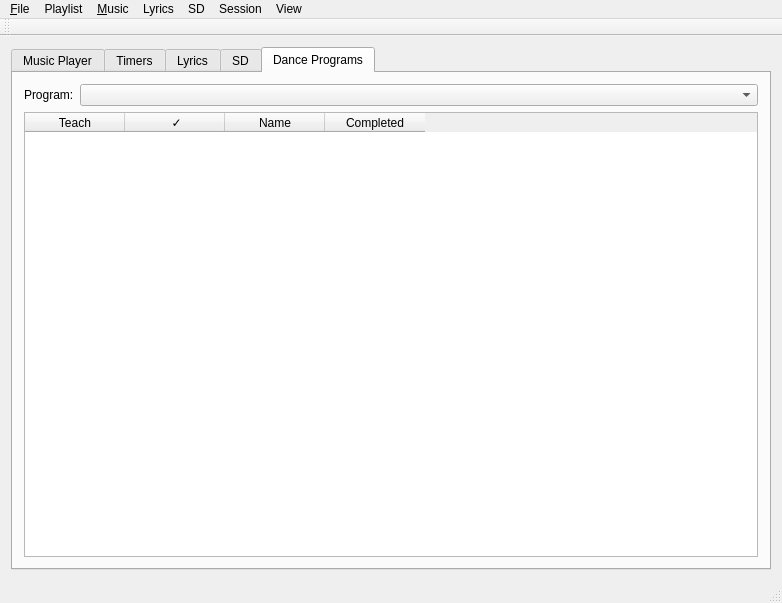
Above: SquareDesk-DEV/test123/mainwindow.ui from mpogue2/SquareDesk before the change. Below: the same form after it.
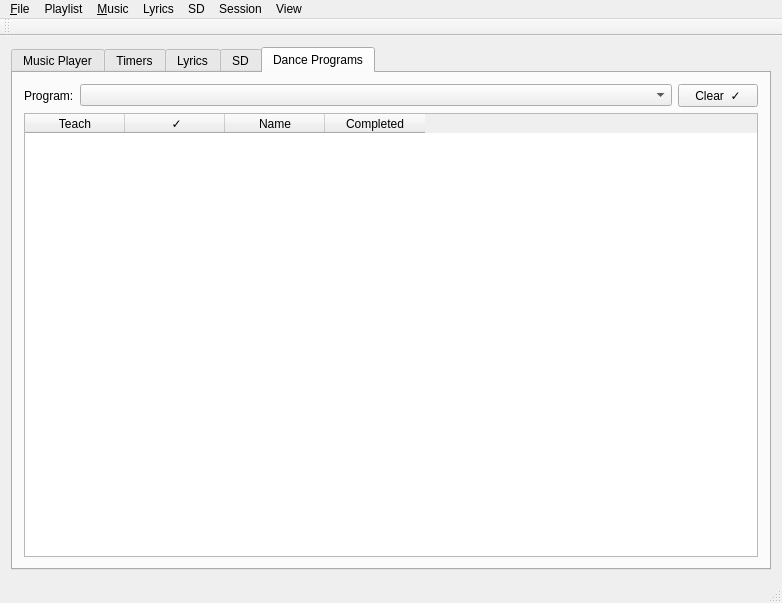
That is the form after the change. The open tabs and pages were chosen to show the change. Custom widgets are drawn as their Qt base class.

Commit message: Adding a "clear all checkmarks on the current dance program" option

```diff
--- a/SquareDesk-DEV/test123/mainwindow.ui
+++ b/SquareDesk-DEV/test123/mainwindow.ui
@@ -1242,6 +1242,19 @@
             <item>
              <widget class="QComboBox" name="comboBoxCallListProgram"/>
             </item>
+            <item>
+             <widget class="QPushButton" name="pushButtonClearTaughtCalls">
+              <property name="sizePolicy">
+               <sizepolicy hsizetype="Maximum" vsizetype="Fixed">
+                <horstretch>0</horstretch>
+                <verstretch>0</verstretch>
+               </sizepolicy>
+              </property>
+              <property name="text">
+               <string>Clear  ✓</string>
+              </property>
+             </widget>
+            </item>
            </layout>
           </item>
           <item>
```
Left out of the diff: 2 changed lines with no effect on the pictures. The commit also changes 4 other files.
